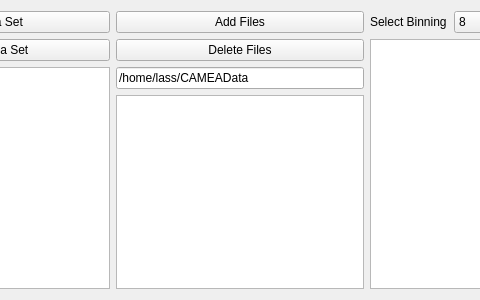
Old version of the form src/main/resources/base/Views/loadFile.ui in the repository MJOLNIRPackage/MJOLNIR-GUI; both pictures show x 149 to 629 and y 0 to 300 of the 778 by 300 pixel window.
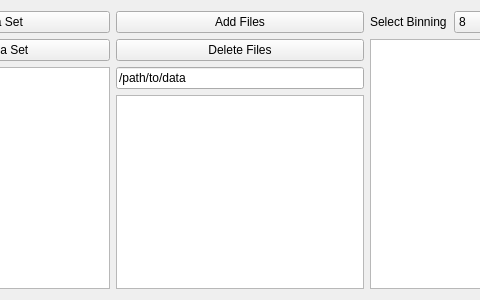
New version of the form.

Patch:
```diff
--- a/src/main/resources/base/Views/loadFile.ui
+++ b/src/main/resources/base/Views/loadFile.ui
@@ -58,7 +58,7 @@
      <item>
       <widget class="QLineEdit" name="DataSet_path_lineEdit">
        <property name="text">
-        <string>/home/lass/CAMEAData</string>
+        <string>/path/to/data</string>
        </property>
       </widget>
      </item>
```
